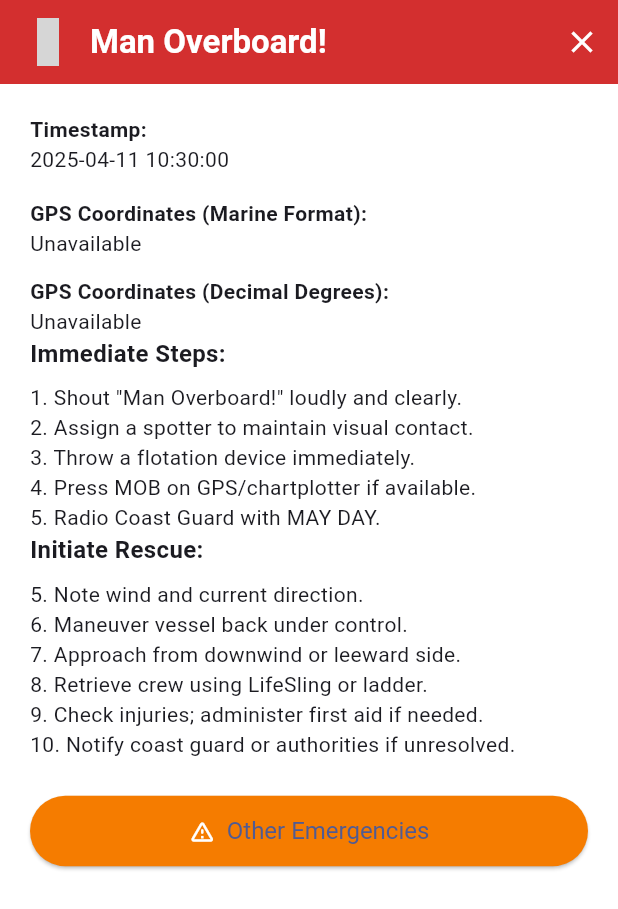
After one commit to DAYale500/bcc5, a Flutter app: the MOBEmergencyScreen screen opened directly, on a phone screen of 412 x 824 dp. The commit adds this screen. Shown: the top 909 px of the screen. Run offline on Flutter 3.47's test engine with Material 3 defaults, Android fonts, the phone set to English and light mode, and no system bars; our stand-ins replace geolocator, go_router, logger, material_design_icons_flutter, shared_preferences; accounts and stored records are empty; grey boxes are pictures that could not be loaded.

Commit message:
Changed to MOB screen instead of modal, git add .

```diff
--- /dev/null
+++ b/lib/screens/emergency/mob_emergency_screen.dart
@@ -0,0 +1,143 @@
+import 'package:bcc5/utils/location_helper.dart';
+import 'package:bcc5/utils/logger.dart';
+import 'package:flutter/material.dart';
+import 'package:go_router/go_router.dart';
+import 'package:material_design_icons_flutter/material_design_icons_flutter.dart';
+
+class MOBEmergencyScreen extends StatelessWidget {
+  const MOBEmergencyScreen({super.key});
+
+  @override
+  Widget build(BuildContext context) {
+    logger.i('🚨 MOB Emergency Screen opened');
+
+    return Scaffold(
+      appBar: AppBar(
+        automaticallyImplyLeading: false,
+        backgroundColor: Colors.red.shade700,
+        title: Row(
+          children: [
+            Icon(MdiIcons.lifebuoy, color: Colors.white, size: 32),
+            const SizedBox(width: 12),
+            const Text(
+              'Man Overboard!',
+              style: TextStyle(fontSize: 22, fontWeight: FontWeight.bold),
+            ),
+          ],
+        ),
+        actions: [
+          IconButton(
+            icon: const Icon(Icons.close, color: Colors.white),
+            onPressed: () => Navigator.of(context).pop(),
+            tooltip: 'Close',
+          ),
+        ],
+      ),
+      body: FutureBuilder(
+        future: getCurrentLocation(),
+        builder: (context, snapshot) {
+          final now = DateTime.now();
+          final timestamp = now.toLocal().toString().split('.').first;
+
+          String decimalCoords = 'Unavailable';
+          String marineCoords = 'Unavailable';
+
+          if (snapshot.hasData) {
+            final lat = snapshot.data!.latitude;
+            final lon = snapshot.data!.longitude;
+
+            decimalCoords =
+                '${lat.toStringAsFixed(5)}, ${lon.toStringAsFixed(5)}';
+            marineCoords =
+                '${formatToMarineCoord(lat, isLat: true)}   ${formatToMarineCoord(lon, isLat: false)}';
+          }
+
+          return Padding(
+            padding: const EdgeInsets.all(20),
+            child: ListView(
+              children: [
+                const Text(
+                  'Timestamp:',
+                  style: TextStyle(fontWeight: FontWeight.bold),
+                ),
+                SelectableText(timestamp),
+                const SizedBox(height: 16),
+                const Text(
+                  'GPS Coordinates (Marine Format):',
+                  style: TextStyle(fontWeight: FontWeight.bold),
+                ),
+                SelectableText(marineCoords),
+                const SizedBox(height: 12),
+                const Text(
+                  'GPS Coordinates (Decimal Degrees):',
+                  style: TextStyle(fontWeight: FontWeight.bold),
+                ),
+                SelectableText(decimalCoords),
+                const Text(
+                  'Immediate Steps:',
+                  style: TextStyle(fontWeight: FontWeight.bold, fontSize: 16),
+                ),
+                SizedBox(height: 8),
+                Column(
+                  crossAxisAlignment: CrossAxisAlignment.start,
+                  children: const [
+                    Text('1. Shout "Man Overboard!" loudly and clearly.'),
+                    Text('2. Assign a spotter to maintain visual contact.'),
+                    Text('3. Throw a flotation device immediately.'),
+                    Text('4. Press MOB on GPS/chartplotter if available.'),
+                    Text('5. Radio Coast Guard with MAY DAY.'),
+                  ],
+                ),
+                const Text(
+                  'Initiate Rescue:',
+                  style: TextStyle(fontWeight: FontWeight.bold, fontSize: 16),
+                ),
+                SizedBox(height: 8),
+                Column(
+                  crossAxisAlignment: CrossAxisAlignment.start,
+                  children: const [
+                    Text('5. Note wind and current direction.'),
+                    Text('6. Maneuver vessel back under control.'),
+                    Text('7. Approach from downwind or leeward side.'),
+                    Text('8. Retrieve crew using LifeSling or ladder.'),
+                    Text('9. Check injuries; administer first aid if needed.'),
+                    Text(
+                      '10. Notify coast guard or authorities if unresolved.',
+                    ),
+                  ],
+                ),
+                const SizedBox(height: 24),
+                ElevatedButton.icon(
+                  icon: Icon(Icons.warning_amber_rounded, color: Colors.white),
+                  style: ElevatedButton.styleFrom(
+                    backgroundColor: Colors.orange.shade700,
+                    padding: EdgeInsets.symmetric(vertical: 14, horizontal: 20),
+                    textStyle: TextStyle(fontSize: 16),
+                  ),
+                  label: const Text('Other Emergencies'),
+                  onPressed: () {
+                    logger.i('🆘 Other Emergencies button tapped');
+
+                    Navigator.of(context).pop(); // Close this screen
+
+                    // Schedule routing after pop completes
+                    WidgetsBinding.instance.addPostFrameCallback((_) {
+                      context.go(
+                        '/tools/items',
+                        extra: {
+                          'toolbag': 'procedures',
+                          'transitionKey': UniqueKey(),
+                        },
+                      );
+                    });
+                  },
+                ),
+                const SizedBox(height: 20),
+              ],
+            ),
+          );
+        },
+      ),
+    );
+  }
+}
--- a/lib/utils/location_helper.dart
+++ b/lib/utils/location_helper.dart
@@ -29,3 +29,15 @@ Future<Position?> getCurrentLocation() async {
   logger.i('📍 Got location: ${position.latitude}, ${position.longitude}');
   return position;
 }
+
+String formatToMarineCoord(double decimal, {bool isLat = true}) {
+  final direction =
+      isLat ? (decimal >= 0 ? 'N' : 'S') : (decimal >= 0 ? 'E' : 'W');
+
+  final abs = decimal.abs();
+  final degrees = abs.floor();
+  final minutesDecimal = (abs - degrees) * 60;
+  final minutes = minutesDecimal.toStringAsFixed(3).padLeft(6, '0');
+
+  return '$direction $degrees° $minutes\'';
+}
```
Also changed, not shown: lib/widgets/mob_modal.dart (+58 -49 lines).
